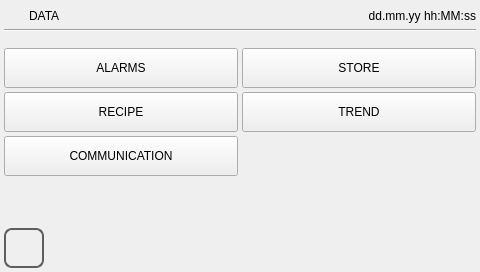
First picture: the form in qt_templates/ATCM-template-project/data_manager.ui, repository MECTsrl/mect_plugins, before the edit.
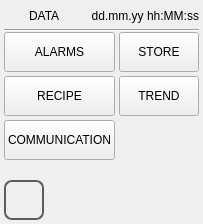
Second picture: the form after the edit. Icons and pictures are not drawn.

What changed in the file:
```diff
--- a/qt_templates/ATCM-template-project/data_manager.ui
+++ b/qt_templates/ATCM-template-project/data_manager.ui
@@ -6,8 +6,7 @@
    <rect>
     <x>0</x>
     <y>0</y>
-    <width>480</width>
-    <height>272</height>
+    %Model%
    </rect>
   </property>
   <property name="minimumSize">
```
